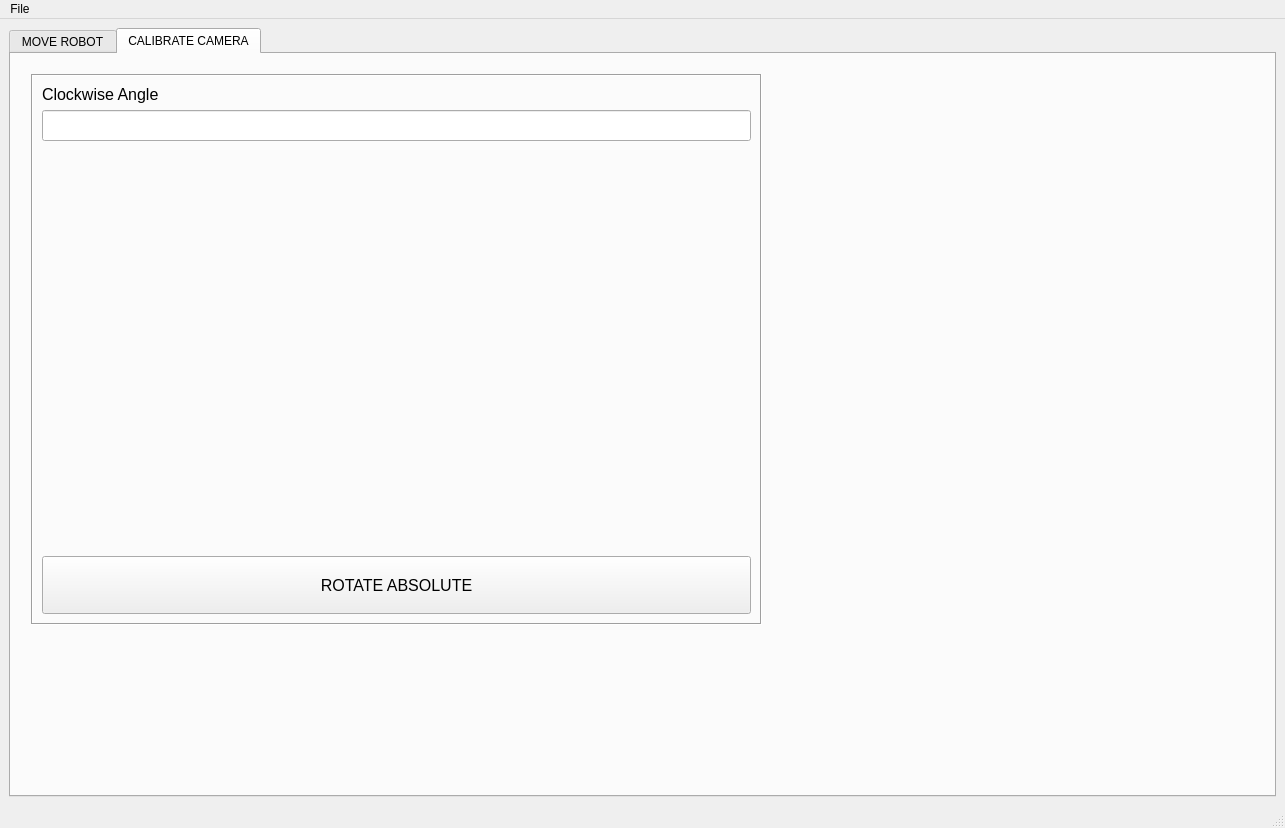
This is src/qt/application.ui in markroberyoutube/puzzle_bot as Qt 5 draws it before an edit. The edited form follows.
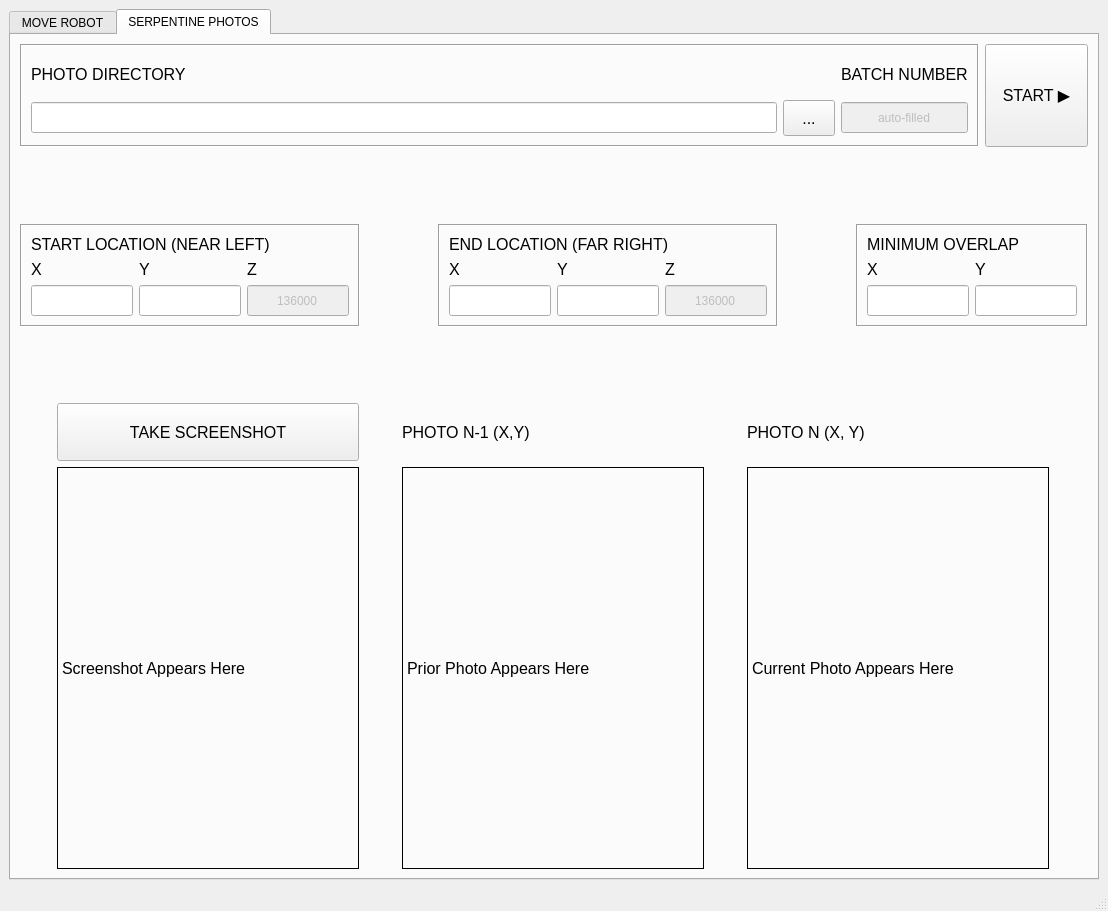
This is the edited form. The open tabs and pages were chosen to show the change.

Commit message: New tab allowing user to take photos in a serpentine path

```diff
--- a/src/qt/application.ui
+++ b/src/qt/application.ui
@@ -6,8 +6,8 @@
    <rect>
     <x>0</x>
     <y>0</y>
-    <width>1285</width>
-    <height>828</height>
+    <width>1108</width>
+    <height>911</height>
    </rect>
   </property>
   <property name="windowTitle">
@@ -44,7 +44,7 @@
   min-height: 25px;
 }</string>
    </property>
-   <layout class="QVBoxLayout" name="verticalLayout">
+   <layout class="QHBoxLayout" name="horizontalLayout_7">
     <item>
      <widget class="QTabWidget" name="tab_widget">
       <property name="enabled">
@@ -483,69 +483,445 @@
       </widget>
       <widget class="QWidget" name="tabCalibrateCamera">
        <attribute name="title">
-        <string>CALIBRATE CAMERA</string>
+        <string>SERPENTINE PHOTOS</string>
        </attribute>
-       <widget class="QWidget" name="horizontalLayoutWidget">
-        <property name="geometry">
-         <rect>
-          <x>20</x>
-          <y>20</y>
-          <width>731</width>
-          <height>551</height>
-         </rect>
-        </property>
-        <layout class="QHBoxLayout" name="horizontalLayout_4">
-         <item>
-          <widget class="QFrame" name="verticalFrame_2">
-           <property name="frameShape">
-            <enum>QFrame::Box</enum>
-           </property>
-           <property name="frameShadow">
-            <enum>QFrame::Sunken</enum>
-           </property>
-           <layout class="QVBoxLayout" name="verticalLayout_9">
+       <layout class="QHBoxLayout" name="horizontalLayout_8">
+        <item>
+         <layout class="QVBoxLayout" name="verticalLayout_14">
+          <item>
+           <layout class="QHBoxLayout" name="horizontalLayout_6">
             <item>
-             <layout class="QGridLayout" name="gridLayout_8">
-              <item row="0" column="0">
-               <widget class="QLabel" name="label_14">
-                <property name="text">
-                 <string>Clockwise Angle</string>
-                </property>
-               </widget>
-              </item>
-              <item row="1" column="0">
-               <widget class="QLineEdit" name="rotate_absolute_textbox_5"/>
-              </item>
-             </layout>
+             <widget class="QFrame" name="gridFrame_5">
+              <property name="frameShape">
+               <enum>QFrame::Box</enum>
+              </property>
+              <property name="frameShadow">
+               <enum>QFrame::Sunken</enum>
+              </property>
+              <layout class="QGridLayout" name="gridLayout_12" columnstretch="20,0,0">
+               <item row="1" column="2">
+                <widget class="QLineEdit" name="batch_number_textbox">
+                 <property name="enabled">
+                  <bool>false</bool>
+                 </property>
+                 <property name="text">
+                  <string>auto-filled</string>
+                 </property>
+                 <property name="alignment">
+                  <set>Qt::AlignCenter</set>
+                 </property>
+                </widget>
+               </item>
+               <item row="1" column="1">
+                <widget class="QPushButton" name="photo_directory_browse_button">
+                 <property name="styleSheet">
+                  <string notr="true">QPushButton {min-height: 34px; margin-top: 1px}</string>
+                 </property>
+                 <property name="text">
+                  <string>...</string>
+                 </property>
+                </widget>
+               </item>
+               <item row="0" column="2">
+                <widget class="QLabel" name="label_24">
+                 <property name="text">
+                  <string>BATCH NUMBER</string>
+                 </property>
+                </widget>
+               </item>
+               <item row="1" column="0">
+                <widget class="QLineEdit" name="photo_directory_textbox">
+                 <property name="alignment">
+                  <set>Qt::AlignCenter</set>
+                 </property>
+                </widget>
+               </item>
+               <item row="0" column="0">
+                <widget class="QLabel" name="label_23">
+                 <property name="text">
+                  <string>PHOTO DIRECTORY</string>
+                 </property>
+                </widget>
+               </item>
+              </layout>
+             </widget>
             </item>
             <item>
-             <spacer name="verticalSpacer_9">
+             <widget class="QPushButton" name="serpentine_start_button">
+              <property name="autoFillBackground">
+               <bool>false</bool>
+              </property>
+              <property name="styleSheet">
+               <string notr="true">min-height: 95px;
+min-width: 95px;	</string>
+              </property>
+              <property name="text">
+               <string>START ▶️</string>
+              </property>
+              <property name="autoDefault">
+               <bool>false</bool>
+              </property>
+              <property name="default">
+               <bool>false</bool>
+              </property>
+              <property name="flat">
+               <bool>false</bool>
+              </property>
+             </widget>
+            </item>
+           </layout>
+          </item>
+          <item>
+           <spacer name="verticalSpacer_9">
+            <property name="orientation">
+             <enum>Qt::Vertical</enum>
+            </property>
+            <property name="sizeHint" stdset="0">
+             <size>
+              <width>20</width>
+              <height>40</height>
+             </size>
+            </property>
+           </spacer>
+          </item>
+          <item>
+           <layout class="QHBoxLayout" name="horizontalLayout_4">
+            <item>
+             <widget class="QFrame" name="verticalFrame_2">
+              <property name="frameShape">
+               <enum>QFrame::Box</enum>
+              </property>
+              <property name="frameShadow">
+               <enum>QFrame::Sunken</enum>
+              </property>
+              <layout class="QVBoxLayout" name="verticalLayout_10">
+               <item>
+                <widget class="QLabel" name="label_21">
+                 <property name="text">
+                  <string>START LOCATION (NEAR LEFT)</string>
+                 </property>
+                </widget>
+               </item>
+               <item>
+                <layout class="QGridLayout" name="gridLayout_10">
+                 <item row="1" column="0">
+                  <widget class="QLineEdit" name="start_x_textbox">
+                   <property name="styleSheet">
+                    <string notr="true">min-width: 100px;
+max-width: 100px;</string>
+                   </property>
+                   <property name="alignment">
+                    <set>Qt::AlignCenter</set>
+                   </property>
+                  </widget>
+                 </item>
+                 <item row="0" column="0">
+                  <widget class="QLabel" name="label_15">
+                   <property name="text">
+                    <string>X</string>
+                   </property>
+                  </widget>
+                 </item>
+                 <item row="0" column="1">
+                  <widget class="QLabel" name="label_16">
+                   <property name="text">
+                    <string>Y</string>
+                   </property>
+                  </widget>
+                 </item>
+                 <item row="0" column="2">
+                  <widget class="QLabel" name="label_17">
+                   <property name="text">
+                    <string>Z</string>
+                   </property>
+                  </widget>
+                 </item>
+                 <item row="1" column="2">
+                  <widget class="QLineEdit" name="start_z_textbox">
+                   <property name="enabled">
+                    <bool>false</bool>
+                   </property>
+                   <property name="styleSheet">
+                    <string notr="true">min-width: 100px;
+max-width: 100px;</string>
+                   </property>
+                   <property name="text">
+                    <string>136000</string>
+                   </property>
+                   <property name="alignment">
+                    <set>Qt::AlignCenter</set>
+                   </property>
+                  </widget>
+                 </item>
+                 <item row="1" column="1">
+                  <widget class="QLineEdit" name="start_y_textbox">
+                   <property name="styleSheet">
+                    <string notr="true">min-width: 100px;
+max-width: 100px;</string>
+                   </property>
+                   <property name="alignment">
+                    <set>Qt::AlignCenter</set>
+                   </property>
+                  </widget>
+                 </item>
+                </layout>
+               </item>
+              </layout>
+             </widget>
+            </item>
+            <item>
+             <spacer name="horizontalSpacer">
               <property name="orientation">
-               <enum>Qt::Vertical</enum>
+               <enum>Qt::Horizontal</enum>
               </property>
-              <property name="sizeType">
-               <enum>QSizePolicy::Expanding</enum>
+              <property name="sizeHint" stdset="0">
+               <size>
+                <width>40</width>
+                <height>20</height>
+               </size>
               </property>
+             </spacer>
+            </item>
+            <item>
+             <widget class="QFrame" name="verticalFrame">
+              <property name="frameShape">
+               <enum>QFrame::Box</enum>
+              </property>
+              <property name="frameShadow">
+               <enum>QFrame::Sunken</enum>
+              </property>
+              <layout class="QVBoxLayout" name="verticalLayout_9">
+               <item>
+                <widget class="QLabel" name="label_20">
+                 <property name="text">
+                  <string>END LOCATION (FAR RIGHT)</string>
+                 </property>
+                </widget>
+               </item>
+               <item>
+                <layout class="QGridLayout" name="gridLayout_8">
+                 <item row="0" column="1">
+                  <widget class="QLabel" name="label_9">
+                   <property name="text">
+                    <string>Y</string>
+                   </property>
+                  </widget>
+                 </item>
+                 <item row="0" column="0">
+                  <widget class="QLabel" name="label_2">
+                   <property name="text">
+                    <string>X</string>
+                   </property>
+                  </widget>
+                 </item>
+                 <item row="0" column="2">
+                  <widget class="QLabel" name="label_14">
+                   <property name="text">
+                    <string>Z</string>
+                   </property>
+                  </widget>
+                 </item>
+                 <item row="1" column="2">
+                  <widget class="QLineEdit" name="end_z_textbox">
+                   <property name="enabled">
+                    <bool>false</bool>
+                   </property>
+                   <property name="styleSheet">
+                    <string notr="true">min-width: 100px;
+max-width: 100px;</string>
+                   </property>
+                   <property name="text">
+                    <string>136000</string>
+                   </property>
+                   <property name="alignment">
+                    <set>Qt::AlignCenter</set>
+                   </property>
+                  </widget>
+                 </item>
+                 <item row="1" column="1">
+                  <widget class="QLineEdit" name="end_y_textbox">
+                   <property name="styleSheet">
+                    <string notr="true">min-width: 100px;
+max-width: 100px;</string>
+                   </property>
+                   <property name="alignment">
+                    <set>Qt::AlignCenter</set>
+                   </property>
+                  </widget>
+                 </item>
+                 <item row="1" column="0">
+                  <widget class="QLineEdit" name="end_x_textbox">
+                   <property name="styleSheet">
+                    <string notr="true">min-width: 100px;
+max-width: 100px;</string>
+                   </property>
+                   <property name="alignment">
+                    <set>Qt::AlignCenter</set>
+                   </property>
+                  </widget>
+                 </item>
+                </layout>
+               </item>
+              </layout>
+             </widget>
+            </item>
+            <item>
+             <spacer name="horizontalSpacer_3">
+              <property name="orientation">
+               <enum>Qt::Horizontal</enum>
+              </property>
               <property name="sizeHint" stdset="0">
                <size>
-                <width>20</width>
-                <height>40</height>
+                <width>40</width>
+                <height>20</height>
                </size>
               </property>
              </spacer>
             </item>
             <item>
-             <widget class="QPushButton" name="rotate_absolute_button_5">
+             <widget class="QFrame" name="verticalFrame_3">
+              <property name="frameShape">
+               <enum>QFrame::Box</enum>
+              </property>
+              <property name="frameShadow">
+               <enum>QFrame::Sunken</enum>
+              </property>
+              <layout class="QVBoxLayout" name="verticalLayout_12">
+               <item>
+                <widget class="QLabel" name="label_22">
+                 <property name="text">
+                  <string>MINIMUM OVERLAP</string>
+                 </property>
+                </widget>
+               </item>
+               <item>
+                <layout class="QGridLayout" name="gridLayout_11">
+                 <item row="0" column="0">
+                  <widget class="QLabel" name="label_18">
+                   <property name="text">
+                    <string>X</string>
+                   </property>
+                  </widget>
+                 </item>
+                 <item row="0" column="1">
+                  <widget class="QLabel" name="label_19">
+                   <property name="text">
+                    <string>Y</string>
+                   </property>
+                  </widget>
+                 </item>
+                 <item row="1" column="1">
+                  <widget class="QLineEdit" name="overlap_y_textbox">
+                   <property name="styleSheet">
+                    <string notr="true">min-width: 100px;
+max-width: 100px;</string>
+                   </property>
+                   <property name="alignment">
+                    <set>Qt::AlignCenter</set>
+                   </property>
+                  </widget>
+                 </item>
+                 <item row="1" column="0">
+                  <widget class="QLineEdit" name="overlap_x_textbox">
+                   <property name="styleSheet">
+                    <string notr="true">min-width: 100px;
+max-width: 100px;</string>
+                   </property>
+                   <property name="alignment">
+                    <set>Qt::AlignCenter</set>
+                   </property>
+                  </widget>
+                 </item>
+                </layout>
+               </item>
+              </layout>
+             </widget>
+            </item>
+           </layout>
+          </item>
+          <item>
+           <spacer name="verticalSpacer_11">
+            <property name="orientation">
+             <enum>Qt::Vertical</enum>
+            </property>
+            <property name="sizeHint" stdset="0">
+             <size>
+              <width>20</width>
+              <height>40</height>
+             </size>
+            </property>
+           </spacer>
+          </item>
+          <item>
+           <layout class="QGridLayout" name="gridLayout_13">
+            <item row="1" column="0">
+             <widget class="QPushButton" name="screenshot_button">
               <property name="text">
-               <string>ROTATE ABSOLUTE</string>
+               <string>TAKE SCREENSHOT</string>
               </property>
              </widget>
             </item>
+            <item row="1" column="1">
+             <widget class="QLabel" name="prior_photo_caption_label">
+              <property name="text">
+               <string>PHOTO N-1 (X,Y)</string>
+              </property>
+             </widget>
+            </item>
+            <item row="2" column="1">
+             <widget class="QLabel" name="prior_photo_label">
+              <property name="styleSheet">
+               <string notr="true">border: 1px solid black;
+min-width: 300px;
+max-width: 300px;
+min-height: 400px;
+max-height: 400px;</string>
+              </property>
+              <property name="text">
+               <string>Prior Photo Appears Here</string>
+              </property>
+             </widget>
+            </item>
+            <item row="1" column="2">
+             <widget class="QLabel" name="current_photo_caption_label">
+              <property name="text">
+               <string>PHOTO N (X, Y)</string>
+              </property>
+             </widget>
+            </item>
+            <item row="2" column="2">
+             <widget class="QLabel" name="current_photo_label">
+              <property name="styleSheet">
+               <string notr="true">border: 1px solid black;
+min-width: 300px;
+max-width: 300px;
+min-height: 400px;
+max-height: 400px;</string>
+              </property>
+              <property name="text">
+               <string>Current Photo Appears Here</string>
+              </property>
+             </widget>
+            </item>
+            <item row="2" column="0">
+             <widget class="QLabel" name="screenshot_label">
+              <property name="styleSheet">
+               <string notr="true">border: 1px solid black;
+min-width: 300px;
+max-width: 300px;
+min-height: 400px;
+max-height: 400px;</string>
+              </property>
+              <property name="text">
+               <string>Screenshot Appears Here</string>
+              </property>
+             </widget>
+            </item>
            </layout>
-          </widget>
-         </item>
-        </layout>
-       </widget>
+          </item>
+         </layout>
+        </item>
+       </layout>
       </widget>
      </widget>
     </item>
@@ -557,25 +933,13 @@
     <rect>
      <x>0</x>
      <y>0</y>
-     <width>1285</width>
+     <width>1108</width>
      <height>37</height>
     </rect>
    </property>
    <property name="nativeMenuBar">
     <bool>true</bool>
    </property>
-   <widget class="QMenu" name="menuFile">
-    <property name="title">
-     <string>File</string>
-    </property>
-    <addaction name="actionNew"/>
-    <addaction name="actionOpen"/>
-    <addaction name="separator"/>
-    <addaction name="actionSave"/>
-    <addaction name="actionSave_As"/>
-    <addaction name="separator"/>
-   </widget>
-   <addaction name="menuFile"/>
   </widget>
   <action name="actionSave_As">
    <property name="text">
```
Left out of the diff: 36 changed lines with no effect on the pictures. The commit also changes 3 other files.
